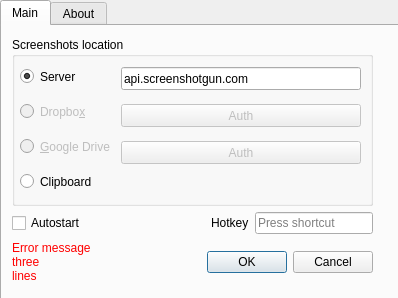
ModuleArt/qsnip, file ui/Settings.ui: the form before one commit.
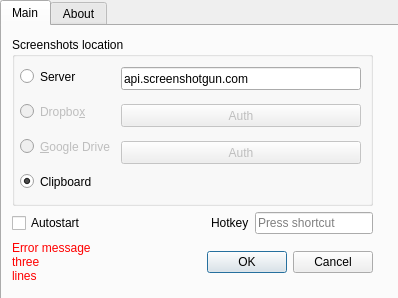
The form after the commit.

```diff
--- a/ui/Settings.ui
+++ b/ui/Settings.ui
@@ -89,7 +89,7 @@
                <string>Server</string>
               </property>
               <property name="checked">
-               <bool>true</bool>
+               <bool>false</bool>
               </property>
              </widget>
             </item>
@@ -139,6 +139,9 @@
               <property name="text">
                <string>Clipboard</string>
               </property>
+              <property name="checked">
+               <bool>true</bool>
+              </property>
              </widget>
             </item>
            </layout>
```
